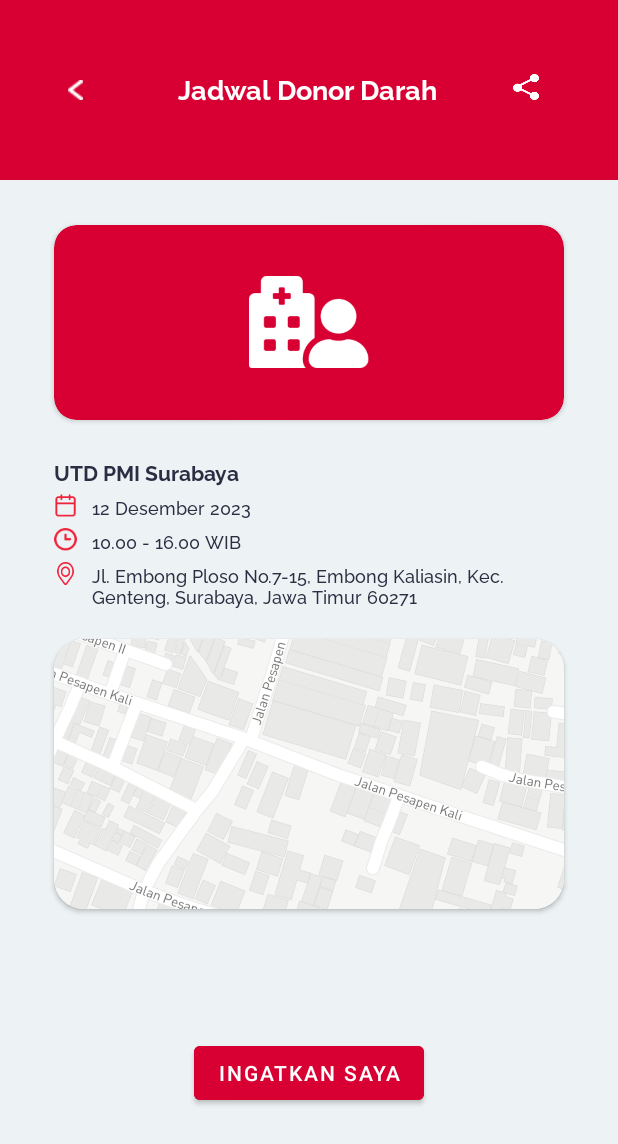
After one commit to fathias30/donora-apk, an Android app: the layout fragment_detailjadwaldonor.xml on its own in the app's theme, with its tools: preview values and no code run, on a phone screen of 412 x 824 dp. The commit adds this screen. Shown: the top 1144 px of the screen. Run offline under Robolectric (Android 15) with nearby library versions, the phone set to English and light mode, and no system bars.

Commit message:
Commit 04/06/23 (jadwal donor detail)

```diff
--- a/app/src/main/java/com/example/donora_ui/ui/fragment/StoockFragment.kt
+++ /dev/null
@@ -1,60 +0,0 @@
-package com.example.donora_ui.ui.fragment
-
-import android.os.Bundle
-import androidx.fragment.app.Fragment
-import android.view.LayoutInflater
-import android.view.View
-import android.view.ViewGroup
-import com.example.donora_ui.R
-
-// TODO: Rename parameter arguments, choose names that match
-// the fragment initialization parameters, e.g. ARG_ITEM_NUMBER
-private const val ARG_PARAM1 = "param1"
-private const val ARG_PARAM2 = "param2"
-
-/**
- * A simple [Fragment] subclass.
- * Use the [StoockFragment.newInstance] factory method to
- * create an instance of this fragment.
- */
-class StoockFragment : Fragment() {
-    // TODO: Rename and change types of parameters
-    private var param1: String? = null
-    private var param2: String? = null
-
-    override fun onCreate(savedInstanceState: Bundle?) {
-        super.onCreate(savedInstanceState)
-        arguments?.let {
-            param1 = it.getString(ARG_PARAM1)
-            param2 = it.getString(ARG_PARAM2)
-        }
-    }
-
-    override fun onCreateView(
-        inflater: LayoutInflater, container: ViewGroup?,
-        savedInstanceState: Bundle?
-    ): View? {
-        // Inflate the layout for this fragment
-        return inflater.inflate(R.layout.fragment_stoock, container, false)
-    }
-
-    companion object {
-        /**
-         * Use this factory method to create a new instance of
-         * this fragment using the provided parameters.
-         *
-         * @param param1 Parameter 1.
-         * @param param2 Parameter 2.
-         * @return A new instance of fragment StoockFragment.
-         */
-        // TODO: Rename and change types and number of parameters
-        @JvmStatic
-        fun newInstance(param1: String, param2: String) =
-            StoockFragment().apply {
-                arguments = Bundle().apply {
-                    putString(ARG_PARAM1, param1)
-                    putString(ARG_PARAM2, param2)
-                }
-            }
-    }
-}
--- /dev/null
+++ b/app/src/main/res/layout/fragment_detailjadwaldonor.xml
@@ -0,0 +1,194 @@
+<?xml version="1.0" encoding="utf-8"?>
+<androidx.constraintlayout.widget.ConstraintLayout xmlns:android="http://schemas.android.com/apk/res/android"
+    xmlns:app="http://schemas.android.com/apk/res-auto"
+    xmlns:tools="http://schemas.android.com/tools"
+    android:layout_width="match_parent"
+    android:layout_height="match_parent"
+    android:background="#EDF2F4">
+
+    <LinearLayout
+        android:id="@+id/linearLayout"
+        android:layout_width="match_parent"
+        android:layout_height="120dp"
+        android:background="@color/redDonora"
+        android:orientation="vertical"
+        app:layout_constraintEnd_toEndOf="parent"
+        app:layout_constraintStart_toStartOf="parent"
+        app:layout_constraintTop_toTopOf="parent">
+
+        <LinearLayout
+            android:layout_width="match_parent"
+            android:layout_height="wrap_content"
+            android:layout_marginLeft="45dp"
+            android:layout_marginTop="45dp"
+            android:orientation="horizontal">
+
+            <ImageView
+                android:id="@+id/back"
+                android:layout_width="wrap_content"
+                android:layout_height="wrap_content"
+                android:layout_marginTop="8dp"
+                app:srcCompat="@drawable/back" />
+
+            <TextView
+                android:id="@+id/jadwaldonorlist"
+                android:layout_width="wrap_content"
+                android:layout_height="wrap_content"
+                android:layout_marginLeft="63dp"
+                android:fontFamily="@font/rbold"
+                android:text="Jadwal Donor Darah"
+                android:textColor="#ffffff"
+                android:textSize="18dp" />
+
+            <ImageView
+                android:id="@+id/share"
+                android:layout_width="17dp"
+                android:layout_height="17dp"
+                android:layout_marginLeft="50dp"
+                android:layout_gravity="center"
+                app:srcCompat="@drawable/share" />
+        </LinearLayout>
+
+    </LinearLayout>
+
+    <androidx.cardview.widget.CardView
+        android:id="@+id/cardmerah"
+        android:layout_width="340dp"
+        android:layout_height="130dp"
+        android:layout_marginTop="30dp"
+        app:cardBackgroundColor="@color/redDonora"
+        app:cardCornerRadius="15dp"
+        app:layout_constraintEnd_toEndOf="parent"
+        app:layout_constraintStart_toStartOf="parent"
+        app:layout_constraintTop_toBottomOf="@+id/linearLayout" >
+
+        <ImageView
+            android:id="@+id/iconjadwaldonor"
+            android:layout_width="80dp"
+            android:layout_height="80dp"
+            android:layout_gravity="center"
+            app:srcCompat="@drawable/jadwaldonor" />
+    </androidx.cardview.widget.CardView>
+
+    <LinearLayout
+        android:id="@+id/keterangan"
+        android:layout_width="340dp"
+        android:layout_height="wrap_content"
+        android:orientation="vertical"
+        app:layout_constraintBottom_toBottomOf="parent"
+        app:layout_constraintEnd_toEndOf="parent"
+        app:layout_constraintStart_toStartOf="parent"
+        app:layout_constraintTop_toBottomOf="@+id/cardmerah"
+        app:layout_constraintVertical_bias="0.055">
+
+        <TextView
+            android:id="@+id/UTD"
+            android:layout_width="match_parent"
+            android:layout_height="wrap_content"
+            android:fontFamily="@font/rbold"
+            android:textColor="#2B2D42"
+            android:text="UTD PMI Surabaya" />
+
+        <LinearLayout
+            android:layout_width="match_parent"
+            android:layout_height="match_parent"
+            android:layout_marginTop="5dp"
+            android:orientation="horizontal">
+
+            <ImageView
+                android:id="@+id/imageView3"
+                android:layout_width="15dp"
+                android:layout_height="15dp"
+                app:srcCompat="@drawable/calendar" />
+
+            <TextView
+                android:id="@+id/tanggal"
+                android:layout_width="match_parent"
+                android:layout_height="wrap_content"
+                android:textColor="#2B2D42"
+                android:fontFamily="@font/rmedium"
+                android:textSize="12dp"
+                android:layout_marginLeft="10dp"
+                android:text="12 Desember 2023" />
+        </LinearLayout>
+
+        <LinearLayout
+            android:layout_width="match_parent"
+            android:layout_height="match_parent"
+            android:layout_marginTop="5dp"
+            android:orientation="horizontal">
+
+            <ImageView
+                android:id="@+id/imageView4"
+                android:layout_width="15dp"
+                android:layout_height="15dp"
+                app:srcCompat="@drawable/clock" />
+
+            <TextView
+                android:id="@+id/jam"
+                android:layout_width="wrap_content"
+                android:layout_height="wrap_content"
+                android:textColor="#2B2D42"
+                android:fontFamily="@font/rmedium"
+                android:textSize="12dp"
+                android:layout_marginLeft="10dp"
+                android:text="10.00 - 16.00 WIB" />
+        </LinearLayout>
+
+        <LinearLayout
+            android:layout_width="match_parent"
+            android:layout_height="match_parent"
+            android:layout_marginTop="5dp"
+            android:orientation="horizontal">
+
+            <ImageView
+                android:id="@+id/imageView5"
+                android:layout_width="15dp"
+                android:layout_height="15dp"
+                app:srcCompat="@drawable/locationpin" />
+
+            <TextView
+                android:id="@+id/textView7"
+                android:layout_width="wrap_content"
+                android:layout_height="wrap_content"
+                android:textColor="#2B2D42"
+                android:fontFamily="@font/rmedium"
+                android:textSize="12dp"
+                android:layout_marginLeft="10dp"
+                android:text="Jl. Embong Ploso No.7-15, Embong Kaliasin, Kec. Genteng, Surabaya, Jawa Timur 60271" />
+        </LinearLayout>
+    </LinearLayout>
+
+    <androidx.cardview.widget.CardView
+        android:id="@+id/alamat"
+        android:layout_width="340dp"
+        android:layout_height="180dp"
+        android:orientation="horizontal"
+        android:layout_marginTop="20dp"
+        app:cardCornerRadius="20dp"
+        app:layout_constraintEnd_toEndOf="parent"
+        app:layout_constraintStart_toStartOf="parent"
+        app:layout_constraintTop_toBottomOf="@+id/keterangan"
+        android:background="@drawable/maps">
+
+        <ImageView
+            android:id="@+id/imageView2"
+            android:layout_width="wrap_content"
+            android:layout_height="wrap_content"
+            app:srcCompat="@drawable/maps" />
+    </androidx.cardview.widget.CardView>
+
+    <Button
+        android:id="@+id/button"
+        android:layout_width="wrap_content"
+        android:layout_height="wrap_content"
+        android:text="Ingatkan saya"
+        android:textColor="#ffffff"
+        android:backgroundTint="@color/redDonora"
+        app:circularflow_radiusInDP="20dp"
+        app:layout_constraintBottom_toBottomOf="parent"
+        app:layout_constraintEnd_toEndOf="parent"
+        app:layout_constraintStart_toStartOf="parent"
+        app:layout_constraintTop_toBottomOf="@+id/alamat" />
+
+</androidx.constraintlayout.widget.ConstraintLayout>
--- a/app/src/main/res/layout/fragment_home.xml
+++ b/app/src/main/res/layout/fragment_home.xml
@@ -37,7 +37,9 @@
                 app:contentInsetStart="0dp"
                 app:fabCradleMargin="10dp"
                 app:fabCradleRoundedCornerRadius="20dp"
-                app:fabCradleVerticalOffset="0dp">
+                app:fabCradleVerticalOffset="0dp"
+                app:layout_anchor="@+id/bottomAppBar"
+                app:layout_anchorGravity="bottom|center">
 
                 <com.google.android.material.bottomnavigation.BottomNavigationView
                     android:id="@+id/bottomNavigationView"
--- a/app/src/main/res/layout/fragment_jadwaldonor.xml
+++ b/app/src/main/res/layout/fragment_jadwaldonor.xml
@@ -50,16 +50,17 @@
             app:cardCornerRadius="20dp"
             app:srcCompat="@drawable/field_search">
 
-            <TextView
+            <EditText
                 android:id="@+id/carilokasi"
                 android:layout_width="wrap_content"
                 android:layout_height="wrap_content"
                 android:layout_marginLeft="35dp"
                 android:layout_marginTop="6dp"
                 android:fontFamily="@font/rmedium"
+                android:ems="10"
                 android:textSize="12dp"
-                android:text="Cari lokasi di sini, bestie ..."
-                android:textColor="#2B2D42" />
+                android:hint="Cari lokasi di sini, bestie ..."
+                android:textColorHint="#2B2D42" />
         </androidx.cardview.widget.CardView>
 
     </LinearLayout>
```
Also changed, not shown: app/src/main/res/drawable/calendar.png (added), app/src/main/res/drawable/clock.png (added), app/src/main/res/drawable/locationpin.png (added), app/src/main/res/drawable/maps.png (added), app/src/main/res/drawable/share.png (added).
